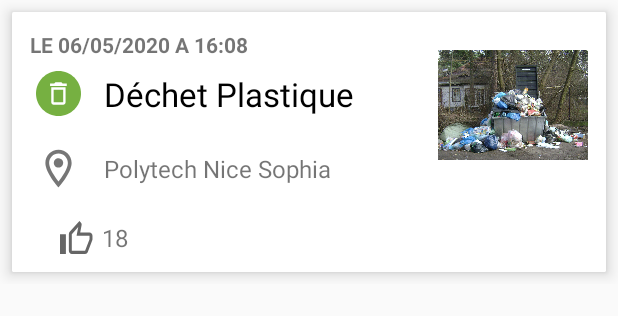
After one commit to Alexandre-MAZURIER/CityCleaner, an Android app: the layout trash_item.xml on its own in the app's theme, with its tools: preview values and no code run, on a phone screen of 412 x 824 dp. The commit adds this screen. Shown: the top 316 px of the screen. Run offline under Robolectric (Android 15) with nearby library versions, the phone set to English and light mode, and no system bars.

Commit message:
Trash item view

```diff
--- a/app/src/main/java/etu/ihm/citycleaner/ui/map/MapFragment.java
+++ b/app/src/main/java/etu/ihm/citycleaner/ui/map/MapFragment.java
@@ -16,6 +16,7 @@ import android.widget.TextView;
 
 import androidx.annotation.Nullable;
 import androidx.annotation.NonNull;
+import androidx.core.content.ContextCompat;
 import androidx.fragment.app.Fragment;
 import androidx.lifecycle.Observer;
 import androidx.lifecycle.ViewModelProviders;
@@ -99,13 +100,13 @@ public class MapFragment extends Fragment {
         View customMarkerView = ((LayoutInflater) getContext().getSystemService(Context.LAYOUT_INFLATER_SERVICE)).inflate(R.layout.custom_marker, null);
         ImageView markerIcon = customMarkerView.findViewById(R.id.trashIcon);
         if(n == 0) {
-            markerIcon.setImageDrawable(getResources().getDrawable(R.drawable.ic_greenmarker));
+            markerIcon.setImageDrawable(ContextCompat.getDrawable(getActivity(), R.drawable.ic_greenmarker));
         } else if (n == 1) {
-            markerIcon.setImageDrawable(getResources().getDrawable(R.drawable.ic_plasticmarker));
+            markerIcon.setImageDrawable(ContextCompat.getDrawable(getActivity(), R.drawable.ic_plasticmarker));
         } else if (n == 2) {
-            markerIcon.setImageDrawable(getResources().getDrawable(R.drawable.ic_bulkymarker));
+            markerIcon.setImageDrawable(ContextCompat.getDrawable(getActivity(), R.drawable.ic_bulkymarker));
         } else {
-            markerIcon.setImageDrawable(getResources().getDrawable(R.drawable.ic_othermarker));
+            markerIcon.setImageDrawable(ContextCompat.getDrawable(getActivity(), R.drawable.ic_othermarker));
         }
 
 
--- /dev/null
+++ b/app/src/main/res/drawable/ic_like.xml
@@ -0,0 +1,11 @@
+<vector xmlns:android="http://schemas.android.com/apk/res/android"
+    android:width="19dp"
+    android:height="17dp"
+    android:viewportWidth="19"
+    android:viewportHeight="17">
+  <path
+      android:pathData="M6.8001,17H14.4501C15.1556,17 15.7591,16.575 16.0141,15.963L18.5811,9.9705C18.6576,9.775 18.7001,9.571 18.7001,9.35V7.65C18.7001,6.715 17.9351,5.95 17.0001,5.95H11.6366L12.4441,2.0655L12.4696,1.7935C12.4696,1.445 12.3251,1.122 12.0956,0.8925L11.1946,0L5.6016,5.6015C5.2871,5.9075 5.1001,6.3325 5.1001,6.8L5.1001,15.3C5.1001,16.235 5.8651,17 6.8001,17ZM6.8001,6.8L10.4891,3.111L9.5456,7.65L17.0001,7.65V9.35L14.4501,15.3L6.8001,15.3L6.8001,6.8ZM0,17H3.4L3.4,6.8H0V17Z"
+      android:fillColor="#000000"
+      android:fillAlpha="0.6"
+      android:fillType="evenOdd"/>
+</vector>
--- /dev/null
+++ b/app/src/main/res/drawable/ic_localisationtrash.xml
@@ -0,0 +1,11 @@
+<vector xmlns:android="http://schemas.android.com/apk/res/android"
+    android:width="24dp"
+    android:height="24dp"
+    android:viewportWidth="24"
+    android:viewportHeight="24">
+  <path
+      android:pathData="M12,2C8.13,2 5,5.13 5,9C5,14.25 12,22 12,22C12,22 19,14.25 19,9C19,5.13 15.87,2 12,2ZM7,9C7,6.24 9.24,4 12,4C14.76,4 17,6.24 17,9C17,11.88 14.12,16.19 12,18.88C9.92,16.21 7,11.85 7,9ZM9.5,9C9.5,7.6193 10.6193,6.5 12,6.5C12.8932,6.5 13.7185,6.9765 14.1651,7.75C14.6116,8.5235 14.6116,9.4765 14.1651,10.25C13.7185,11.0235 12.8932,11.5 12,11.5C10.6193,11.5 9.5,10.3807 9.5,9Z"
+      android:fillColor="#000000"
+      android:fillAlpha="0.54"
+      android:fillType="evenOdd"/>
+</vector>
--- /dev/null
+++ b/app/src/main/res/layout/trash_item.xml
@@ -0,0 +1,111 @@
+<?xml version="1.0" encoding="utf-8"?>
+<RelativeLayout xmlns:android="http://schemas.android.com/apk/res/android"
+    xmlns:app="http://schemas.android.com/apk/res-auto"
+    android:layout_width="match_parent"
+    android:layout_height="wrap_content"
+    android:layout_margin="0dp"
+    android:padding="0dp"
+    >
+
+    <androidx.cardview.widget.CardView
+        android:id="@+id/card_view"
+        android:layout_width="match_parent"
+        android:layout_height="wrap_content"
+        app:cardElevation="6dp"
+        app:cardCornerRadius="1dp"
+        android:layout_margin="8dp"
+        >
+        <androidx.constraintlayout.widget.ConstraintLayout
+            android:id="@+id/cl"
+            android:layout_width="match_parent"
+            android:layout_height="match_parent"
+            android:orientation="vertical"
+            android:padding="12dp"
+            >
+            <TextView
+                android:id="@+id/date"
+                android:layout_width="wrap_content"
+                android:layout_height="wrap_content"
+                app:layout_constraintStart_toStartOf="parent"
+                app:layout_constraintTop_toTopOf="parent"
+                android:text="LE 06/05/2020 A 16:08"
+                android:textStyle="bold"
+                />
+
+            <ImageView
+                android:id="@+id/icon"
+                android:layout_width="30dp"
+                android:layout_height="30dp"
+                android:background="@drawable/ic_green"
+                app:layout_constraintTop_toBottomOf="@id/date"
+                app:layout_constraintStart_toStartOf="parent"
+                android:layout_marginStart="4dp"
+                android:layout_marginTop="8dp"/>
+
+            <TextView
+                android:id="@+id/type"
+                android:layout_width="wrap_content"
+                android:layout_height="wrap_content"
+                android:layout_marginStart="15dp"
+                android:text="Déchet Plastique"
+                android:textColor="@color/black"
+                android:textSize="22sp"
+                app:layout_constraintStart_toEndOf="@id/icon"
+                app:layout_constraintTop_toTopOf="@id/icon"
+                app:layout_constraintBottom_toBottomOf="@id/icon"
+                />
+
+            <ImageView
+                android:layout_width="100dp"
+                android:layout_height="100dp"
+                app:layout_constraintEnd_toEndOf="parent"
+                app:layout_constraintTop_toTopOf="parent"
+                android:src="@drawable/trash"/>
+
+            <ImageView
+                android:id="@+id/iconLocalisation"
+                android:layout_width="30dp"
+                android:layout_height="30dp"
+                android:background="@drawable/ic_localisationtrash"
+                app:layout_constraintTop_toBottomOf="@id/icon"
+                app:layout_constraintStart_toStartOf="parent"
+                android:layout_marginStart="4dp"
+                android:layout_marginTop="20dp"/>
+
+            <TextView
+                android:id="@+id/adress"
+                android:layout_width="wrap_content"
+                android:layout_height="wrap_content"
+                android:layout_marginStart="15dp"
+                android:text="Polytech Nice Sophia"
+                android:textSize="16sp"
+                app:layout_constraintStart_toEndOf="@id/iconLocalisation"
+                app:layout_constraintTop_toTopOf="@id/iconLocalisation"
+                app:layout_constraintBottom_toBottomOf="@id/iconLocalisation"
+                />
+
+            <ImageView
+                android:id="@+id/iconLike"
+                android:layout_width="22dp"
+                android:layout_height="22dp"
+                android:background="@drawable/ic_like"
+                app:layout_constraintTop_toBottomOf="@id/iconLocalisation"
+                app:layout_constraintStart_toStartOf="parent"
+                android:layout_marginStart="20dp"
+                android:layout_marginTop="20dp"/>
+
+            <TextView
+                android:id="@+id/nbLike"
+                android:layout_width="wrap_content"
+                android:layout_height="wrap_content"
+                android:layout_marginStart="6dp"
+                android:text="18"
+                android:textSize="16sp"
+                app:layout_constraintStart_toEndOf="@id/iconLike"
+                app:layout_constraintTop_toTopOf="@id/iconLike"
+                app:layout_constraintBottom_toBottomOf="@id/iconLike"
+                />
+
+        </androidx.constraintlayout.widget.ConstraintLayout>
+    </androidx.cardview.widget.CardView>
+</RelativeLayout>
--- a/app/src/main/res/values/colors.xml
+++ b/app/src/main/res/values/colors.xml
@@ -4,4 +4,5 @@
     <color name="colorPrimaryDark">#320b86</color>
     <color name="colorAccent">#6202EE</color>
     <color name="colorBlancTifa">#F0F0F0</color>
+    <color name="black">#000000</color>
 </resources>
```
Also changed, not shown: app/src/main/res/drawable-v24/trash.jpg (added).
